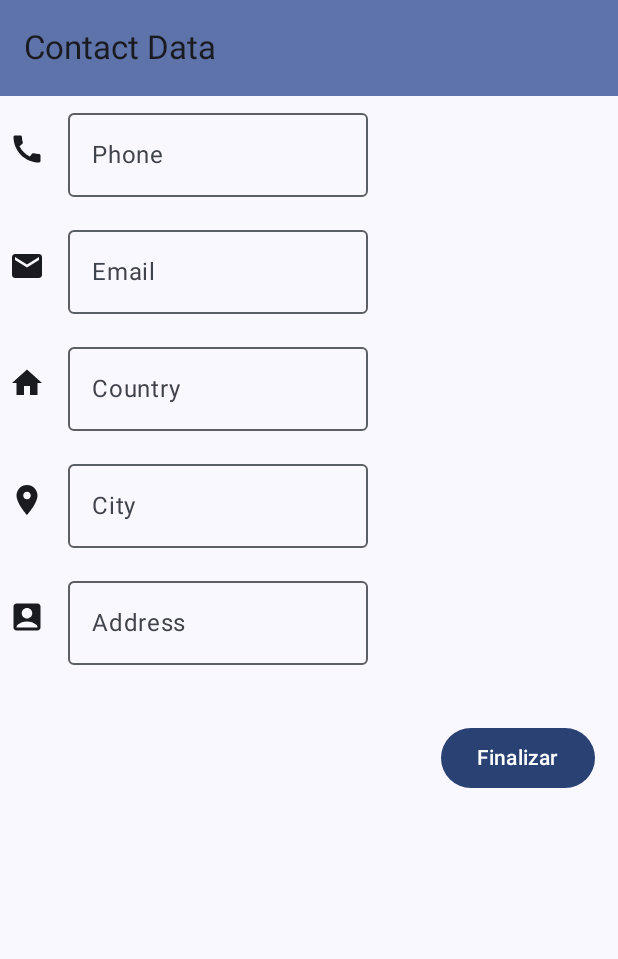
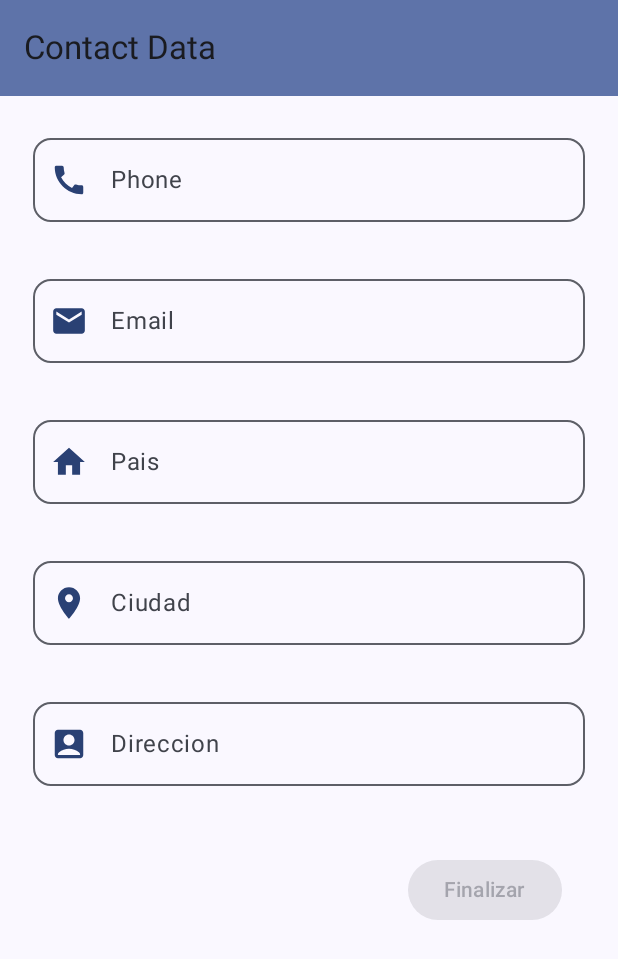
Before and after one commit to JuanEsO/Labs20232Gr02, an Android app built with Jetpack Compose: the screen it shows after launch (MainActivity), on a phone screen of 412 x 824 dp. Shown: the top 959 px of the screen. Run offline under Robolectric (Android 15) with nearby library versions, the phone set to English and light mode, and no system bars.

Commit message:
terminando pantalla de contacto

```diff
--- a/Lab1-UI/src/main/java/co/edu/udea/compumovil/gr02_20232/lab1/ui/screens/ContactDataScreen.kt
+++ b/Lab1-UI/src/main/java/co/edu/udea/compumovil/gr02_20232/lab1/ui/screens/ContactDataScreen.kt
@@ -1,5 +1,6 @@
 package co.edu.udea.compumovil.gr02_20232.lab1.ui.screens
 
+import android.util.Log
 import androidx.compose.foundation.background
 import androidx.compose.foundation.layout.Arrangement
 import androidx.compose.foundation.layout.Column
@@ -13,16 +14,22 @@ import androidx.compose.foundation.layout.padding
 import androidx.compose.foundation.layout.size
 import androidx.compose.foundation.layout.width
 import androidx.compose.foundation.layout.widthIn
+import androidx.compose.foundation.rememberScrollState
+import androidx.compose.foundation.text.KeyboardActions
+import androidx.compose.foundation.text.KeyboardOptions
+import androidx.compose.foundation.verticalScroll
 import androidx.compose.material.icons.Icons
 import androidx.compose.material.icons.filled.AccountBox
 import androidx.compose.material.icons.filled.ArrowBack
 import androidx.compose.material.icons.filled.Call
 import androidx.compose.material.icons.filled.Email
 import androidx.compose.material.icons.filled.Home
+import androidx.compose.material.icons.filled.Person
 import androidx.compose.material.icons.filled.Place
 import androidx.compose.material3.Button
 import androidx.compose.material3.Icon
 import androidx.compose.material3.IconButton
+import androidx.compose.material3.MaterialTheme
 import androidx.compose.material3.OutlinedTextField
 import androidx.compose.material3.Text
 import androidx.compose.runtime.Composable
@@ -38,6 +45,10 @@ import androidx.compose.ui.res.dimensionResource
 import androidx.compose.ui.res.stringResource
 import androidx.compose.ui.text.TextStyle
 import androidx.compose.ui.text.font.FontWeight
+import androidx.compose.ui.text.input.ImeAction
+import androidx.compose.ui.text.input.KeyboardCapitalization
+import androidx.compose.ui.text.input.KeyboardType
+import androidx.compose.ui.text.input.VisualTransformation
 import androidx.compose.ui.tooling.preview.Preview
 import androidx.compose.ui.unit.TextUnit
 import androidx.compose.ui.unit.dp
@@ -45,133 +56,182 @@ import co.edu.udea.compumovil.gr02_20232.lab1.R
 
 @Composable
 fun ContactDataScreen(
-    modifier: Modifier = Modifier,
+    modifier: Modifier = Modifier
+        .fillMaxSize()
+        .padding(horizontal = 22.dp)
+        .height(1000.dp)
+        .verticalScroll(rememberScrollState()),
     onNextButtonClicked: () -> Unit = {}
 ) {
-    Column(
-        modifier = modifier,
-        verticalArrangement = Arrangement.SpaceBetween
-    ) {
-        Column(
-            modifier = Modifier.fillMaxWidth(),
-            verticalArrangement = Arrangement.spacedBy(dimensionResource(R.dimen.padding_small))
-        ) {
+
     var phone by remember { mutableStateOf("") }
     var address by remember { mutableStateOf("") }
     var email by remember { mutableStateOf("") }
     var country by remember { mutableStateOf("") }
     var city by remember { mutableStateOf("") }
+    var keyboardImmeActionCustom by remember { mutableStateOf( ImeAction.Next )}
+    keyboardImmeActionCustom = if (validateContactForm(phone = phone.toLongOrNull() ?: 0L, email = email, country = country)) {
+        ImeAction.Done
+    } else {
+        ImeAction.Next
+    }
+    var isEmailValid by remember { mutableStateOf(true) }
+    var isFormFill = validateContactForm(phone = phone.toLongOrNull() ?: 0L, email = email, country = country) && isEmailValid
+    fun onNext() {
 
-            Row(
-                verticalAlignment = Alignment.CenterVertically,
-                modifier = Modifier.height(70.dp)
+        if (isFormFill) {
+            var genderValue : String? = null
+
+            logPersonalData(phone = phone.toLongOrNull() ?: 0L,
+                email = email,
+                country = country,
+                city = city,
+                address = address)
+            onNextButtonClicked()
+        }
+    }
+
+    Column(
+        modifier = modifier,
+        verticalArrangement = Arrangement.SpaceBetween
     ) {
-                Icon(
+        Column() {
+            OutlinedTextField(
+                value = phone,
+                onValueChange = { phone = it },
+                leadingIcon = { Icon(
                     imageVector = Icons.Filled.Call,
-                    contentDescription = stringResource(R.string.back_button),
-                    modifier = Modifier.width(35.dp)
+                    contentDescription = "iconCall",
+                    tint = MaterialTheme.colorScheme.primary,
+                    modifier = Modifier.size(25.dp)
+                ) },
+                label = { Text(text = "Phone") },
+                keyboardOptions = KeyboardOptions(
+                    keyboardType = KeyboardType.Number,
+                    imeAction = keyboardImmeActionCustom,
+                    capitalization = KeyboardCapitalization.Words,
+                    autoCorrect = false,
+                ),
+                keyboardActions = KeyboardActions (
+                    onDone = { onNext() }
+                ),
+                shape = MaterialTheme.shapes.medium,
+                modifier = Modifier
+                    .fillMaxWidth()
+                    .padding(bottom = 10.dp, top = 20.dp)
+            )
+            OutlinedTextField(
+                value = email,
+                onValueChange = { newText ->
+                    email = newText
+                    isEmailValid = isEmailValidEmail(newText)
+
+                },
+                leadingIcon = { Icon(
+                    imageVector = Icons.Filled.Email,
+                    contentDescription = "email",
+                    tint = MaterialTheme.colorScheme.primary,
+                    modifier = Modifier.size(25.dp)
+                ) },
+                isError = !isEmailValid,
+                label = { Text(text = "Email") },
+                keyboardOptions = KeyboardOptions(
+                    keyboardType = KeyboardType.Email,
+                    imeAction = keyboardImmeActionCustom,
+                    capitalization = KeyboardCapitalization.Words,
+                    autoCorrect = false,
+                ),
+                keyboardActions = KeyboardActions (
+                    onDone = { onNext() }
+                ),
+                shape = MaterialTheme.shapes.medium,
+                modifier = Modifier
+                    .fillMaxWidth()
+                    .padding(bottom = 10.dp, top = 20.dp)
+            )
+            OutlinedTextField(
+                value = country,
+                onValueChange = { newText ->
+                    country = newText
+                },
+                leadingIcon = { Icon(
+                    imageVector = Icons.Filled.Home,
+                    contentDescription = "country",
+                    tint = MaterialTheme.colorScheme.primary,
+                    modifier = Modifier.size(25.dp)
+                ) },
+                label = { Text(text = "Pais") },
+                keyboardOptions = KeyboardOptions(
+                    keyboardType = KeyboardType.Text,
+                    imeAction = keyboardImmeActionCustom,
+                    capitalization = KeyboardCapitalization.Words,
+                    autoCorrect = false,
+                ),
+                keyboardActions = KeyboardActions (
+                    onDone = { onNext() }
+                ),
+                shape = MaterialTheme.shapes.medium,
+                modifier = Modifier
+                    .fillMaxWidth()
+                    .padding(bottom = 10.dp, top = 20.dp)
             )
 
-                Spacer(modifier = Modifier.width(10.dp))
 
-                OutlinedTextField(
-                    value = phone,
-
-                    onValueChange = { phone = it },
-                    label = { Text("Phone") },
-                    maxLines = 1,
-                    textStyle = TextStyle(
-                        color = Color.Blue,
-                        fontWeight = FontWeight.Bold,
-                        background = Color.Blue
-                        ),
-                    modifier = Modifier.width(200.dp)
-                )
-            }
-            Row(
-                verticalAlignment = Alignment.CenterVertically,
-                modifier = Modifier.height(70.dp)
-            ) {
-                Icon(
-                    imageVector = Icons.Filled.Email,
-                    contentDescription = stringResource(R.string.back_button),
-                    modifier = Modifier.width(35.dp)
-                )
-
-                Spacer(modifier = Modifier.width(10.dp))
-
-                OutlinedTextField(
-                    value = email,
-                    onValueChange = { email = it },
-                    label = { Text("Email") },
-                    maxLines = 1,
-                    textStyle = TextStyle(color = Color.Blue, fontWeight = FontWeight.Bold),
-                    modifier = Modifier.width(200.dp)
-                )
-            }
-            Row(
-                verticalAlignment = Alignment.CenterVertically,
-                modifier = Modifier.height(70.dp)
-            ) {
-                Icon(
-                    imageVector = Icons.Filled.Home,
-                    contentDescription = stringResource(R.string.back_button),
-                    modifier = Modifier.width(35.dp)
-                )
-
-                Spacer(modifier = Modifier.width(10.dp))
-
-                OutlinedTextField(
-                    value = country,
-                    onValueChange = { country = it },
-                    label = { Text("Country") },
-                    maxLines = 1,
-                    textStyle = TextStyle(color = Color.Blue, fontWeight = FontWeight.Bold),
-                    modifier = Modifier.width(200.dp)
-                )
-            }
-            Row(
-                verticalAlignment = Alignment.CenterVertically,
-                modifier = Modifier.height(70.dp)
-            ) {
-                Icon(
-                    imageVector = Icons.Filled.Place,
-                    contentDescription = stringResource(R.string.back_button),
-                    modifier = Modifier.width(35.dp)
-                )
-
-                Spacer(modifier = Modifier.width(10.dp))
 
             OutlinedTextField(
                 value = city,
-                    onValueChange = { city = it },
-                    label = { Text("City") },
-                    maxLines = 1,
-                    textStyle = TextStyle(color = Color.Blue, fontWeight = FontWeight.Bold),
-                    modifier = Modifier.width(200.dp)
+                onValueChange = { newText ->
+                    city = newText
+                },
+                leadingIcon = { Icon(
+                    imageVector = Icons.Filled.Place,
+                    contentDescription = "ciudad",
+                    tint = MaterialTheme.colorScheme.primary,
+                    modifier = Modifier.size(25.dp)
+                ) },
+                label = { Text(text = "Ciudad") },
+                keyboardOptions = KeyboardOptions(
+                    keyboardType = KeyboardType.Text,
+                    imeAction = keyboardImmeActionCustom,
+                    capitalization = KeyboardCapitalization.Words,
+                    autoCorrect = false,
+                ),
+                keyboardActions = KeyboardActions (
+                    onDone = { onNext() }
+                ),
+                shape = MaterialTheme.shapes.medium,
+                modifier = Modifier
+                    .fillMaxWidth()
+                    .padding(bottom = 10.dp, top = 20.dp)
             )
-            }
-            Row(
-                verticalAlignment = Alignment.CenterVertically,
-                modifier = Modifier.height(70.dp)
-            ) {
-                Icon(
+            OutlinedTextField(
+                value = address,
+                onValueChange = { newText ->
+                    address = newText
+                },
+                leadingIcon = { Icon(
                     imageVector = Icons.Filled.AccountBox,
-                    contentDescription = stringResource(R.string.back_button),
-                    modifier = Modifier.width(35.dp)
+                    contentDescription = "address",
+                    tint = MaterialTheme.colorScheme.primary,
+                    modifier = Modifier.size(25.dp)
+                ) },
+                label = { Text(text = "Direccion") },
+                keyboardOptions = KeyboardOptions(
+                    keyboardType = KeyboardType.Text,
+                    imeAction = keyboardImmeActionCustom,
+                    capitalization = KeyboardCapitalization.Words,
+                    autoCorrect = false,
+                ),
+                keyboardActions = KeyboardActions (
+                    onDone = { onNext() }
+                ),
+                shape = MaterialTheme.shapes.medium,
+                modifier = Modifier
+                    .fillMaxWidth()
+                    .padding(bottom = 10.dp, top = 20.dp)
             )
 
-                Spacer(modifier = Modifier.width(10.dp))
 
-                OutlinedTextField(
-                    value = address,
-                    onValueChange = { address = it },
-                    label = { Text("Address") },
-                    maxLines = 1,
-                    textStyle = TextStyle(color = Color.Blue, fontWeight = FontWeight.Bold),
-                    modifier = Modifier.width(200.dp)
-                )
-            }
         }
         Row(modifier = Modifier.weight(1f, false)) {
             Column(
@@ -183,7 +243,8 @@ fun ContactDataScreen(
             ) {
                 Spacer(modifier = Modifier.height(20.dp))
                 Button(
-                    onClick = onNextButtonClicked
+                    enabled = isFormFill,
+                    onClick = {onNext()}
                 ) {
                     Text("Finalizar")
                 }
@@ -194,6 +255,27 @@ fun ContactDataScreen(
     }
 }
 
+fun validateContactForm(phone: Number, email: String, country: String): Boolean {
+    return phone != null && email.isNotEmpty() && country.isNotEmpty()
+}
+
+fun isEmailValidEmail(email: String): Boolean {
+    // Regular expression for a simple email validation
+    val emailRegex = Regex("^[A-Za-z0-9+_.-]+@(.+)\$")
+
+    return email.matches(emailRegex)
+}
+
+fun logPersonalData(phone: Number, email: String, country: String, city : String? = null, address: String? = null) {
+    val tag = "[RESULT]"
+    Log.i(tag, "Datos personales: ")
+    Log.i(tag, "Telefono: $phone")
+    Log.i(tag, "Email: $email")
+    Log.i(tag, "pais: $country")
+    Log.i(tag, "Ciudad: $city")
+    Log.i(tag, "Direccion: $address")
+}
+
 @Preview
 @Composable
 fun OrderSummaryPreview() {
```
Lines whose indentation alone changed are shown as unchanged.
